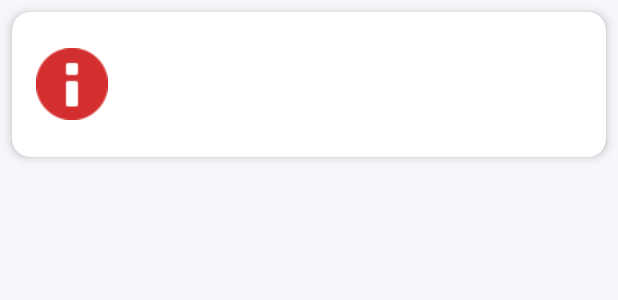
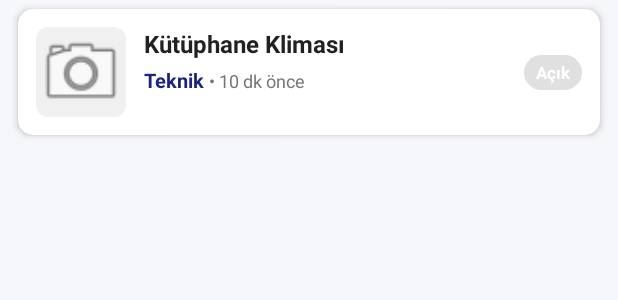
Before and after one commit to alisemiz/Akilli_Kampus_Uygulamasi, an Android app: the layout item_incident.xml on its own in the app's theme, with its tools: preview values and no code run, on a phone screen of 412 x 824 dp. Shown: the top 300 px of the screen. Run offline under Robolectric (Android 15) with nearby library versions, the phone set to English and light mode, and no system bars.

Commit message:
Genel tasarım ile ilgili iyileştirmeler yapıldı.

```diff
--- a/app/build.gradle.kts
+++ b/app/build.gradle.kts
@@ -63,4 +63,6 @@ dependencies {
 
     //Glide Resim Kütüphanesi
     implementation("com.github.bumptech.glide:glide:4.16.0")
+
+
 }
--- /dev/null
+++ b/app/src/main/res/drawable/bg_status_badge.xml
@@ -0,0 +1,4 @@
+<?xml version="1.0" encoding="utf-8"?>
+<shape xmlns:android="http://schemas.android.com/apk/res/android" android:shape="rectangle">
+    <solid android:color="#E0E0E0"/> <corners android:radius="12dp"/> <padding android:left="8dp" android:right="8dp" android:top="4dp" android:bottom="4dp"/>
+</shape>
--- a/app/src/main/res/layout/item_incident.xml
+++ b/app/src/main/res/layout/item_incident.xml
@@ -1,72 +1,93 @@
 <?xml version="1.0" encoding="utf-8"?>
-<androidx.cardview.widget.CardView xmlns:android="http://schemas.android.com/apk/res/android"
+<androidx.cardview.widget.CardView
+    xmlns:android="http://schemas.android.com/apk/res/android"
     xmlns:app="http://schemas.android.com/apk/res-auto"
+    xmlns:tools="http://schemas.android.com/tools"
     android:layout_width="match_parent"
     android:layout_height="wrap_content"
-    android:layout_margin="8dp"
-    app:cardCornerRadius="12dp"
-    app:cardElevation="4dp">
+    android:layout_marginHorizontal="12dp"
+    android:layout_marginVertical="6dp"
+    app:cardCornerRadius="10dp"
+    app:cardElevation="3dp"
+    app:cardBackgroundColor="#FFFFFF">
 
-    <LinearLayout
+    <androidx.constraintlayout.widget.ConstraintLayout
         android:layout_width="match_parent"
         android:layout_height="wrap_content"
-        android:orientation="horizontal"
-        android:padding="16dp"
-        android:gravity="center_vertical">
+        android:padding="12dp">
+
+        <androidx.cardview.widget.CardView
+            android:id="@+id/cardImageContainer"
+            android:layout_width="60dp"
+            android:layout_height="60dp"
+            app:cardCornerRadius="8dp"
+            app:cardElevation="0dp"
+            app:layout_constraintBottom_toBottomOf="parent"
+            app:layout_constraintStart_toStartOf="parent"
+            app:layout_constraintTop_toTopOf="parent">
 
             <ImageView
-            android:id="@+id/imgIcon"
-            android:layout_width="48dp"
-            android:layout_height="48dp"
-            android:src="@android:drawable/ic_dialog_info"
-            app:tint="#D32F2F" />
-
-        <LinearLayout
-            android:layout_width="0dp"
-            android:layout_height="wrap_content"
-            android:layout_weight="1"
-            android:orientation="vertical"
-            android:layout_marginStart="16dp"
-            android:layout_marginEnd="8dp">
+                android:id="@+id/ivIncidentIcon"
+                android:layout_width="match_parent"
+                android:layout_height="match_parent"
+                android:scaleType="centerCrop"
+                android:src="@android:drawable/ic_menu_camera"
+                android:background="#F0F0F0" />
+        </androidx.cardview.widget.CardView>
 
         <TextView
             android:id="@+id/tvTitle"
+            android:layout_width="0dp"
+            android:layout_height="wrap_content"
+            android:layout_marginStart="12dp"
+            android:layout_marginEnd="8dp"
+            android:text="Kütüphane Kliması"
+            android:textColor="#212121"
+            android:textSize="16sp"
+            android:textStyle="bold"
+            android:maxLines="1"
+            android:ellipsize="end"
+            app:layout_constraintEnd_toStartOf="@+id/tvStatus"
+            app:layout_constraintStart_toEndOf="@id/cardImageContainer"
+            app:layout_constraintTop_toTopOf="parent" />
+
+        <TextView
+            android:id="@+id/tvType"
             android:layout_width="wrap_content"
             android:layout_height="wrap_content"
-                android:textSize="18sp"
+            android:text="Teknik"
+            android:textColor="#1A237E"
             android:textStyle="bold"
-                android:textColor="#000000"/>
-
-            <TextView
-                android:id="@+id/tvDescription"
-                android:layout_width="wrap_content"
-                android:layout_height="wrap_content"
-                android:maxLines="2"
-                android:ellipsize="end"
-                android:textColor="#666666"/>
+            android:textSize="13sp"
+            android:layout_marginTop="4dp"
+            app:layout_constraintStart_toStartOf="@id/tvTitle"
+            app:layout_constraintTop_toBottomOf="@id/tvTitle" />
 
         <TextView
             android:id="@+id/tvDate"
             android:layout_width="wrap_content"
             android:layout_height="wrap_content"
+            android:text=" • 10 dk önce"
+            android:textColor="#757575"
             android:textSize="12sp"
-                android:layout_marginTop="4dp"/>
-        </LinearLayout>
-
-        <ImageView
-            android:id="@+id/imgIncidentPhoto"
-            android:layout_width="60dp"
-            android:layout_height="60dp"
-            android:scaleType="centerCrop"
-            android:visibility="gone"
-            android:layout_marginEnd="8dp"
-            android:background="#EEEEEE"/>
+            app:layout_constraintBottom_toBottomOf="@+id/tvType"
+            app:layout_constraintStart_toEndOf="@+id/tvType"
+            app:layout_constraintTop_toTopOf="@+id/tvType" />
 
         <TextView
             android:id="@+id/tvStatus"
             android:layout_width="wrap_content"
             android:layout_height="wrap_content"
-            android:textStyle="bold"/>
+            android:background="@drawable/bg_status_badge"
+            android:paddingHorizontal="8dp"
+            android:paddingVertical="4dp"
+            android:text="Açık"
+            android:textColor="#FFFFFF"
+            android:textSize="11sp"
+            android:textStyle="bold"
+            app:layout_constraintEnd_toEndOf="parent"
+            app:layout_constraintTop_toTopOf="parent"
+            app:layout_constraintBottom_toBottomOf="parent"/>
 
-    </LinearLayout>
+    </androidx.constraintlayout.widget.ConstraintLayout>
 </androidx.cardview.widget.CardView>
```
Also changed, not shown: app/src/main/java/com/alisemiz/akilli_kampus_uygulamasi/ui/home/HomeFragment.kt (+35 -19 lines), app/src/main/java/com/alisemiz/akilli_kampus_uygulamasi/ui/home/IncidentAdapter.kt (+45 -31 lines), app/src/main/res/drawable/gradient_shadow_bottom.xml (added, +8 -0 lines), app/src/main/res/layout/fragment_home.xml (+44 -6 lines). Lines whose indentation alone changed are shown as unchanged.
